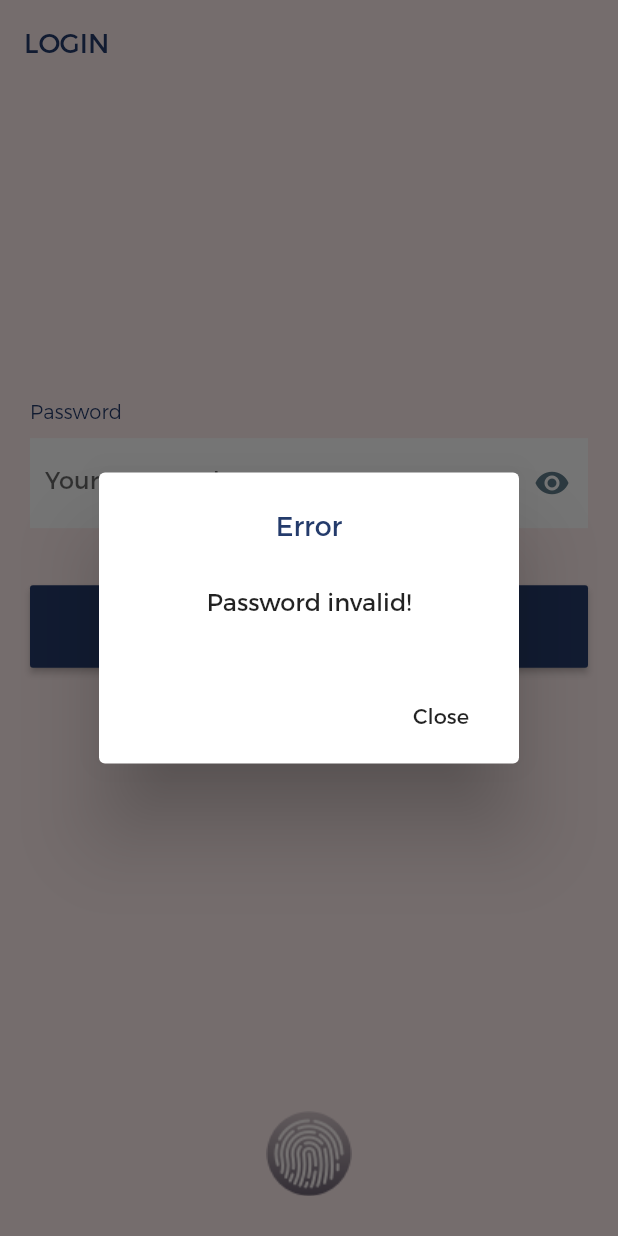
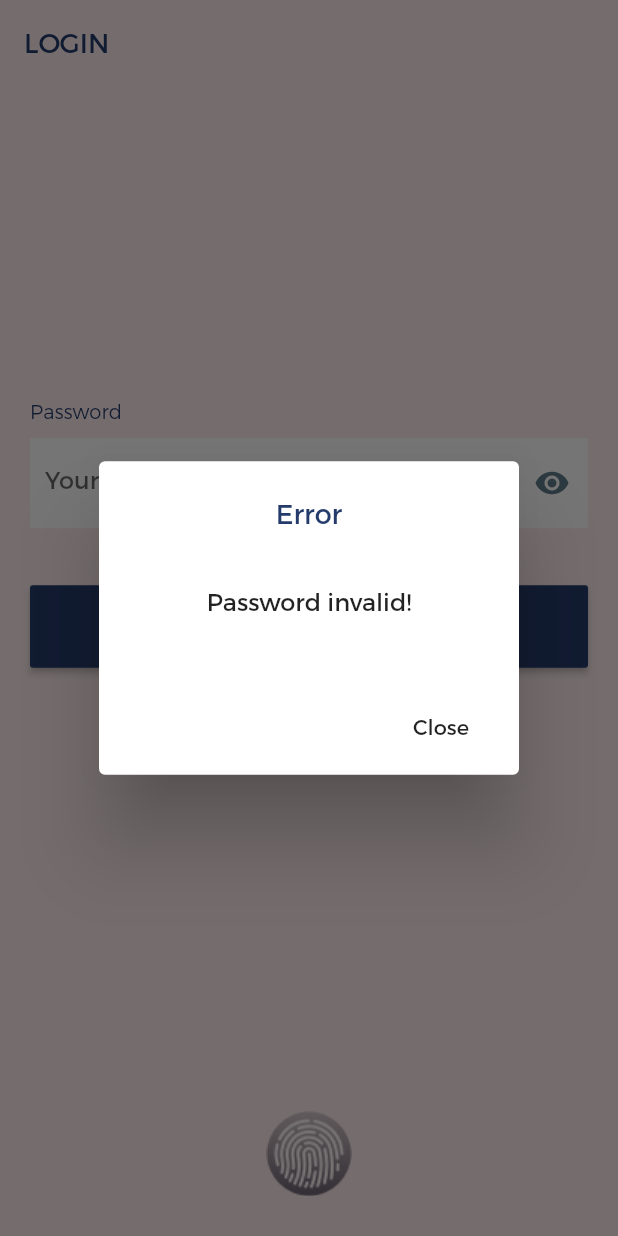
Before and after one commit to mroom-software/mr-pwd-mobile, a Flutter app: the screen it shows after launch, after a tap on "Login", on a phone screen of 412 x 824 dp. Run offline on Flutter 3.47's test engine with Material 2 defaults, Android fonts, the phone set to English and light mode, and no system bars; our stand-ins replace dio, flutter_secure_storage, sqflite, sticky_headers; missing offline and left inert: eosdart; accounts and stored records are empty.

Commit message:
Update flow

```diff
--- a/lib/utils/utils.dart
+++ b/lib/utils/utils.dart
@@ -11,7 +11,29 @@ class Utils {
 
   Utils._internal();
 
-  static void showPopup(BuildContext context, String title, String msg) {
+  static void showPopup
+  (
+    BuildContext context,
+    String title,
+    String msg,
+    {List<String> buttons: const ['Close'], Function callback(int index)}
+  )
+  {
+    List<Widget> actions = [];
+    buttons.asMap().forEach((index, value) => {
+      actions.add(
+        new FlatButton(
+          child: new Text(value),
+          onPressed: () {
+            if (callback != null) {
+              callback(index);
+            }
+            Navigator.of(context).pop();
+          },
+        )
+      )
+    });
+
     showDialog(
       context: context,
       builder: (BuildContext context) {
@@ -22,21 +44,13 @@ class Utils {
             child: Text(title),
           ),
           content: Container(
-            height: 40,
+            height: 55,
               child: Align(
               alignment: Alignment.center,
               child: Text(msg),
             ),
           ),
-          actions: <Widget>[
-            // usually buttons at the bottom of the dialog
-            new FlatButton(
-              child: new Text("Close"),
-              onPressed: () {
-                Navigator.of(context).pop();
-              },
-            ),
-          ],
+          actions: actions,
         );
       },
     );
@@ -49,6 +63,10 @@ class Utils {
   Future<String> getSecureData(String key) async {
     return await storage.read(key: key);
   }
+
+  Future<void> deletSecureData(String key) async {
+    await storage.delete(key: key);
+  }
 }
 
 final utils = new Utils();
```
Also changed, not shown: lib/screens/change_pwd.dart (added, +14 -0 lines), lib/screens/import.dart (+10 -6 lines), lib/screens/settings.dart (+100 -58 lines), lib/widgets/combobox_widget.dart (+8 -5 lines).
